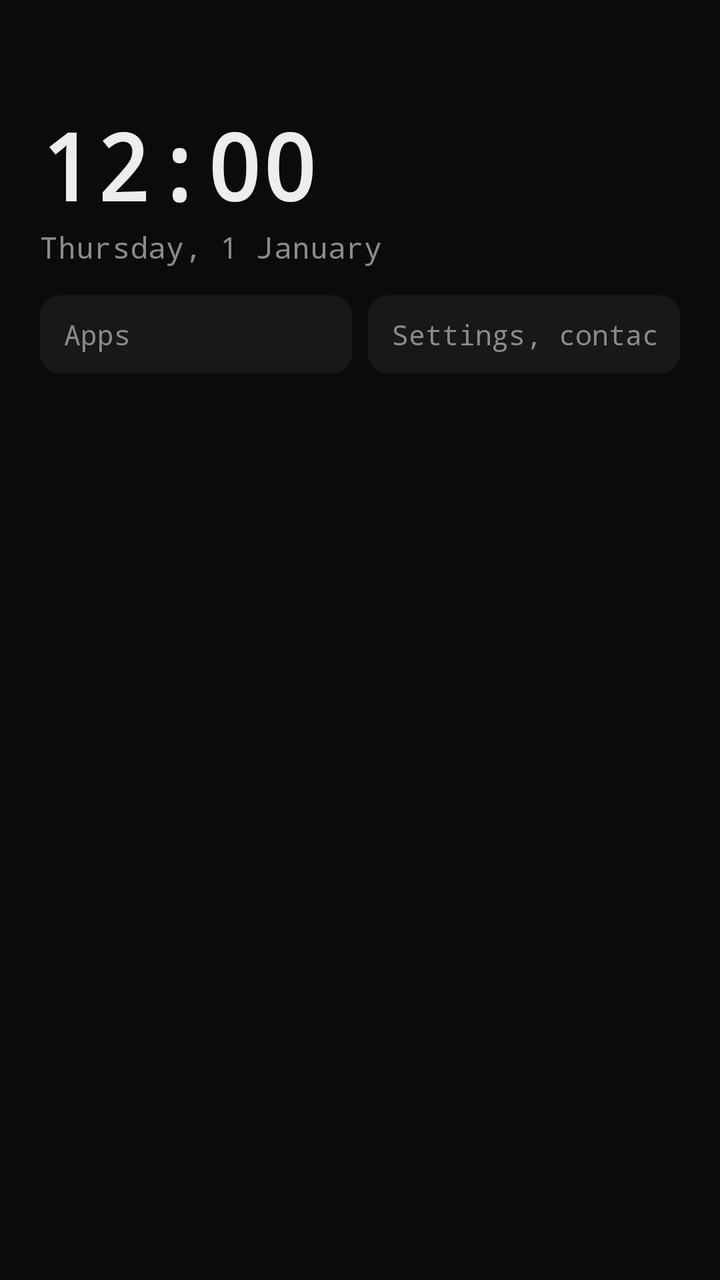
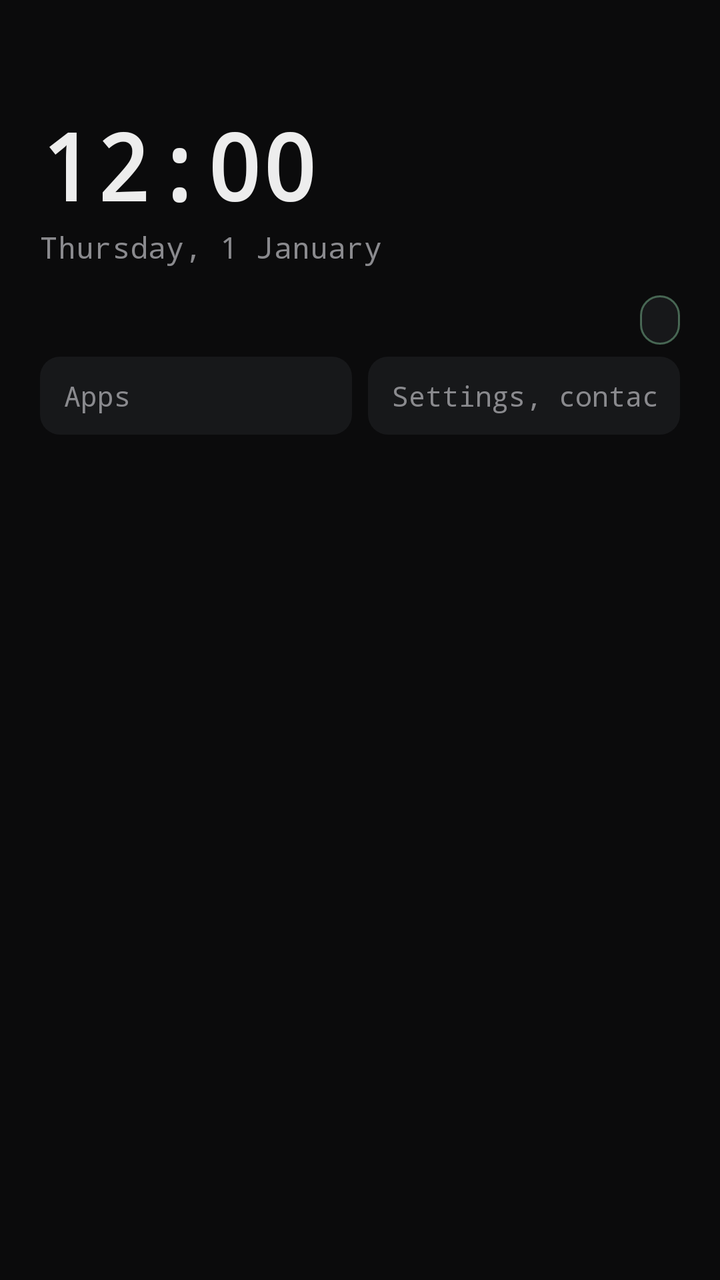

Compare the two renders of this Android layout. The source of the first and the diff that turns it into the second are given below.
<!-- AndroidManifest.xml: activity theme Theme.LowDistraction -->
<!-- res/layout/activity_main.xml -->
<?xml version="1.0" encoding="utf-8"?>
<LinearLayout xmlns:android="http://schemas.android.com/apk/res/android"
    android:id="@+id/root"
    android:layout_width="match_parent"
    android:layout_height="match_parent"
    android:orientation="vertical"
    android:background="@color/background"
    android:paddingStart="20dp"
    android:paddingEnd="20dp">

    <LinearLayout
        android:id="@+id/header"
        android:layout_width="match_parent"
        android:layout_height="wrap_content"
        android:orientation="vertical"
        android:paddingTop="52dp"
        android:paddingBottom="14dp">

        <TextClock
            android:id="@+id/clock"
            android:layout_width="wrap_content"
            android:layout_height="wrap_content"
            android:fontFamily="monospace"
            android:format12Hour="h:mm"
            android:format24Hour="HH:mm"
            android:textColor="@color/textPrimary"
            android:textSize="46sp"
            android:textStyle="bold" />

        <TextClock
            android:id="@+id/date"
            android:layout_width="wrap_content"
            android:layout_height="wrap_content"
            android:fontFamily="monospace"
            android:format12Hour="EEEE, d MMMM"
            android:format24Hour="EEEE, d MMMM"
            android:textColor="@color/textSecondary"
            android:textSize="15sp" />
    </LinearLayout>

    <TextView
        android:id="@+id/devCheckBadge"
        android:layout_width="wrap_content"
        android:layout_height="wrap_content"
        android:layout_gravity="end"
        android:layout_marginBottom="6dp"
        android:background="@drawable/bg_chip"
        android:fontFamily="monospace"
        android:paddingStart="10dp"
        android:paddingTop="5dp"
        android:paddingEnd="10dp"
        android:paddingBottom="5dp"
        android:text="@string/devcheck_badge"
        android:textColor="@color/accent"
        android:textSize="11sp"
        android:visibility="gone" />

    <LinearLayout
        android:layout_width="match_parent"
        android:layout_height="wrap_content"
        android:orientation="horizontal">

        <EditText
            android:id="@+id/search"
            android:layout_width="0dp"
            android:layout_height="wrap_content"
            android:layout_weight="1"
            android:background="@drawable/search_bg"
            android:fontFamily="monospace"
            android:hint="@string/search_hint"
            android:imeOptions="actionSearch"
            android:inputType="text"
            android:maxLines="1"
            android:paddingStart="12dp"
            android:paddingTop="10dp"
            android:paddingEnd="12dp"
            android:paddingBottom="10dp"
            android:textColor="@color/textPrimary"
            android:textColorHint="@color/textSecondary"
            android:textSize="14sp" />

        <EditText
            android:id="@+id/quickFind"
            android:layout_width="0dp"
            android:layout_height="wrap_content"
            android:layout_weight="1"
            android:layout_marginStart="8dp"
            android:background="@drawable/search_bg"
            android:fontFamily="monospace"
            android:hint="@string/quickfind_hint"
            android:imeOptions="actionSearch"
            android:inputType="text"
            android:maxLines="1"
            android:paddingStart="12dp"
            android:paddingTop="10dp"
            android:paddingEnd="12dp"
            android:paddingBottom="10dp"
            android:textColor="@color/textPrimary"
            android:textColorHint="@color/textSecondary"
            android:textSize="14sp" />
    </LinearLayout>

    <LinearLayout
        android:id="@+id/pinnedBox"
        android:layout_width="match_parent"
        android:layout_height="wrap_content"
        android:orientation="vertical"
        android:paddingTop="2dp"
        android:visibility="gone" />

    <View
        android:id="@+id/pinnedDivider"
        android:layout_width="match_parent"
        android:layout_height="1dp"
        android:layout_marginBottom="6dp"
        android:visibility="gone" />

    <FrameLayout
        android:layout_width="match_parent"
        android:layout_height="0dp"
        android:layout_weight="1">

        <androidx.recyclerview.widget.RecyclerView
            android:id="@+id/appList"
            android:layout_width="match_parent"
            android:layout_height="match_parent"
            android:clipToPadding="false"
            android:paddingTop="8dp"
            android:paddingBottom="28dp"
            android:scrollbars="none" />

        <TextView
            android:id="@+id/empty"
            android:layout_width="match_parent"
            android:layout_height="match_parent"
            android:fontFamily="monospace"
            android:gravity="center"
            android:text="@string/no_apps"
            android:textColor="@color/textSecondary"
            android:textSize="15sp"
            android:visibility="gone" />
    </FrameLayout>
</LinearLayout>
<!-- resources referenced by this layout -->
<resources>
  <color name="accent">#9AE6B4</color>
  <color name="background">#0B0B0C</color>
  <color name="textPrimary">#EDEDED</color>
  <color name="textSecondary">#8A8A8E</color>
  <!-- drawable bg_chip (drawable) -->
  <?xml version="1.0" encoding="utf-8"?>
  <shape xmlns:android="http://schemas.android.com/apk/res/android"
      android:shape="rectangle">
      <solid android:color="@color/surface" />
      <corners android:radius="14dp" />
      <stroke
          android:width="1dp"
          android:color="@color/bubble_stroke" />
  </shape>
  <!-- drawable search_bg (drawable) -->
  <?xml version="1.0" encoding="utf-8"?>
  <shape xmlns:android="http://schemas.android.com/apk/res/android"
      android:shape="rectangle">
      <solid android:color="@color/surface" />
      <corners android:radius="10dp" />
  </shape>
  <string name="devcheck_badge">Dev.Check</string>
  <string name="no_apps">No apps found</string>
  <string name="quickfind_hint">Settings, contacts, files…</string>
  <string name="search_hint">Apps</string>
  <style name="Theme.LowDistraction" parent="android:Theme.Material.NoActionBar">
          <item name="android:windowBackground">@color/background</item>
          <item name="android:colorBackground">@color/background</item>
          <item name="android:textColorPrimary">@color/textPrimary</item>
          <item name="android:textColorSecondary">@color/textSecondary</item>
          <item name="android:colorAccent">@color/accent</item>
          <item name="android:statusBarColor">@color/background</item>
          <item name="android:navigationBarColor">@color/background</item>
          <item name="android:windowLightStatusBar">false</item>
      </style>
  <color name="surface">#17181A</color>
  <color name="bubble_stroke">#669AE6B4</color>
</resources>

<!-- the commit's change to res/layout/activity_main.xml (unified diff, before → after) -->
@@ -54,6 +54,27 @@
         android:textColor="@color/accent"
         android:textSize="11sp"
         android:visibility="gone" />
+
+    <LinearLayout
+        android:layout_width="match_parent"
+        android:layout_height="wrap_content"
+        android:layout_marginBottom="6dp"
+        android:gravity="end"
+        android:orientation="horizontal">
+
+        <TextView
+            android:id="@+id/sortChip"
+            android:layout_width="wrap_content"
+            android:layout_height="wrap_content"
+            android:background="@drawable/bg_chip"
+            android:fontFamily="monospace"
+            android:paddingStart="10dp"
+            android:paddingTop="5dp"
+            android:paddingEnd="10dp"
+            android:paddingBottom="5dp"
+            android:textColor="@color/accent"
+            android:textSize="11sp" />
+    </LinearLayout>
 
     <LinearLayout
         android:layout_width="match_parent"
